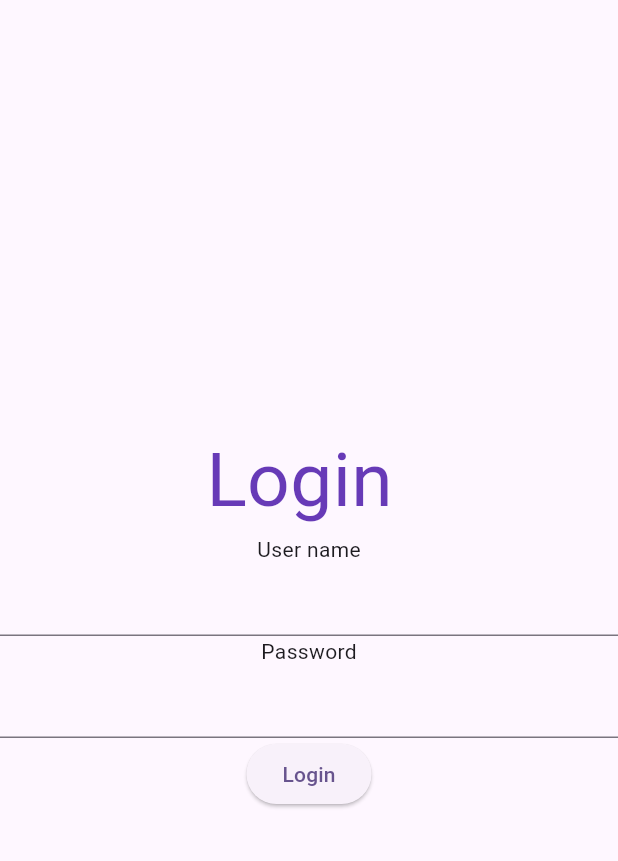
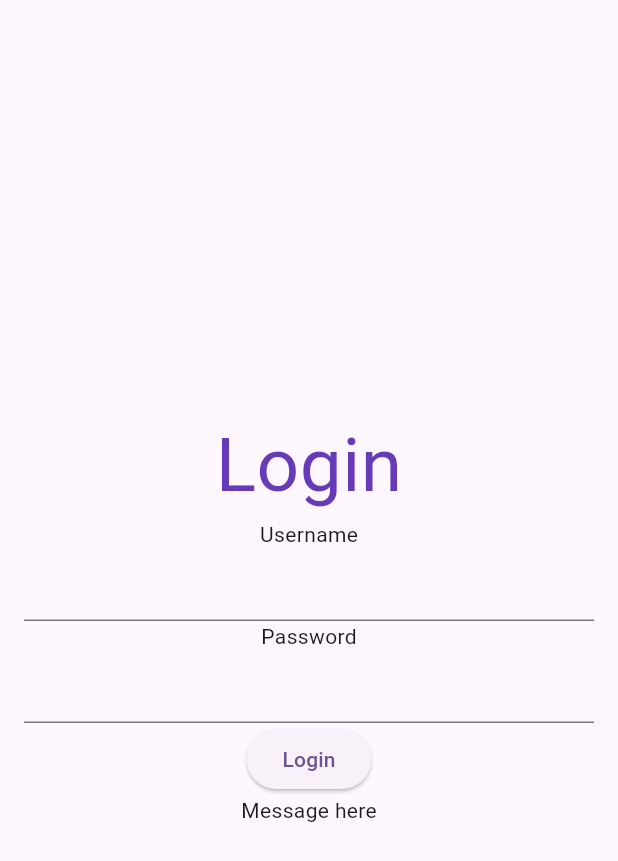
Before and after one commit to hardik7426/e_com_demo_Flutter, a Flutter app: the screen it shows after launch, after a tap on "Login", on a phone screen of 412 x 824 dp. Shown: the top 861 px of the screen. Run offline on Flutter 3.47's test engine with Material 3 defaults, Android fonts, the phone set to English and light mode, and no system bars.

Commit message:
commit-3

```diff
--- a/lib/main.dart
+++ b/lib/main.dart
@@ -12,7 +12,7 @@ class MyApp extends StatelessWidget {
   Widget build(BuildContext context) {
     return MaterialApp(
       debugShowCheckedModeBanner: false,
-      title: 'E-com APP',
+      title: 'Ecom App',
       theme: ThemeData(
         // This is the theme of your application.
         //
@@ -36,28 +36,47 @@ class MyApp extends StatelessWidget {
   }
 }
 
-class LoginPage  extends StatelessWidget {
-  const LoginPage ({super.key});
-
+class LoginPage extends StatelessWidget {
+  LoginPage({super.key});
+  TextEditingController userTxtCtr = TextEditingController();
+  TextEditingController pwdTxtCtr = TextEditingController();
+  String msg="Message here";
   @override
-  Widget build(BuildContext context){
+  Widget build(BuildContext context) {
     return Scaffold(
-      body: Column(
-        mainAxisAlignment: MainAxisAlignment.center,
-      children:[
-        Text('Login ',style: TextStyle(fontSize: 50,color:Colors.deepPurple)),
-        Text('User name'),
-        TextField(),
-        Text('Password'),
-        TextField(
-          obscureText: true ,
+      body: SafeArea(
+        child: Padding(
+          padding: const EdgeInsets.only(left:16,right:16),
+          child: Column(
+            mainAxisAlignment: MainAxisAlignment.center,
+            children: [
+              Text(
+                'Login',
+                style: TextStyle(fontSize: 50, color: Colors.deepPurple),
+              ),
+              Text('Username'),
+              TextField(controller: userTxtCtr),
+              Text('Password'),
+              TextField(controller: pwdTxtCtr, obscureText: true),
+              ElevatedButton(
+                onPressed: () {
+                  print(
+                    "Button clicked " + userTxtCtr.text + " " + pwdTxtCtr.text,
+                  );
+                  if(userTxtCtr.text==pwdTxtCtr.text){
+                    msg = "Welcome "+userTxtCtr.text;
+                  }else{
+                    msg = "Invalid credentials";
+                  }
+                  print(msg);
+                },
+                child: Text('Login'),
+              ),
+              Text(msg),
+            ],
+          ),
         ),
-        ElevatedButton(onPressed:(){
-          print("Button Clickeddd");
-        },
-          child: Text('Login'),
-        )
-      ],
-    ));
+      ),
+    );
   }
 }
```
